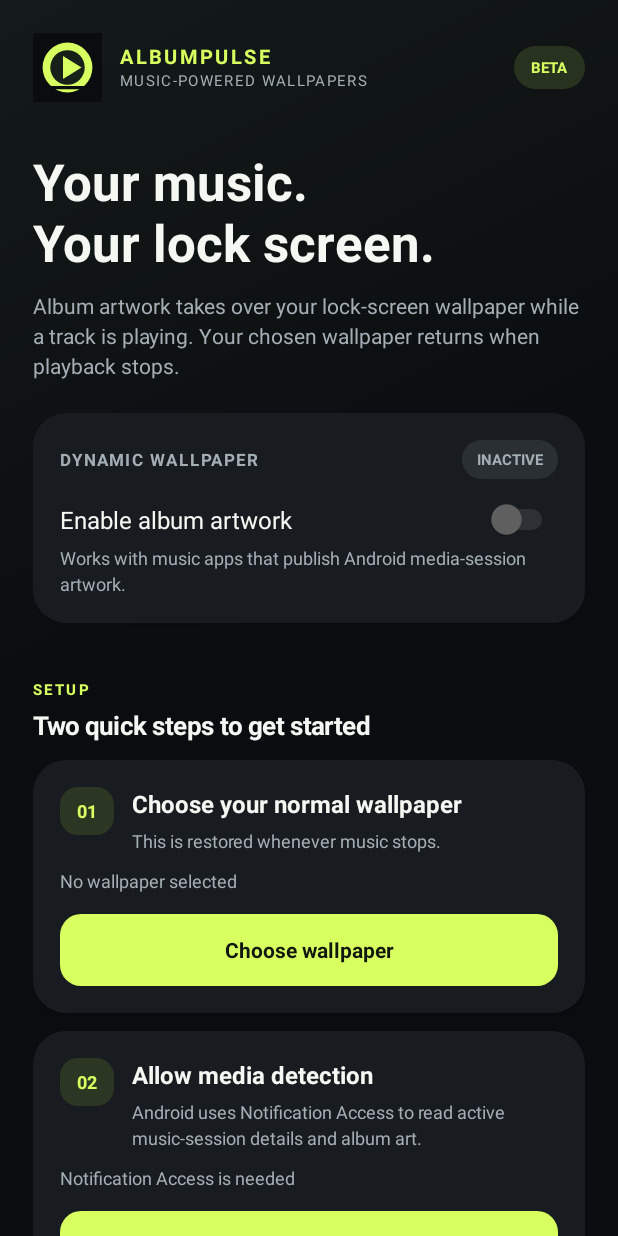
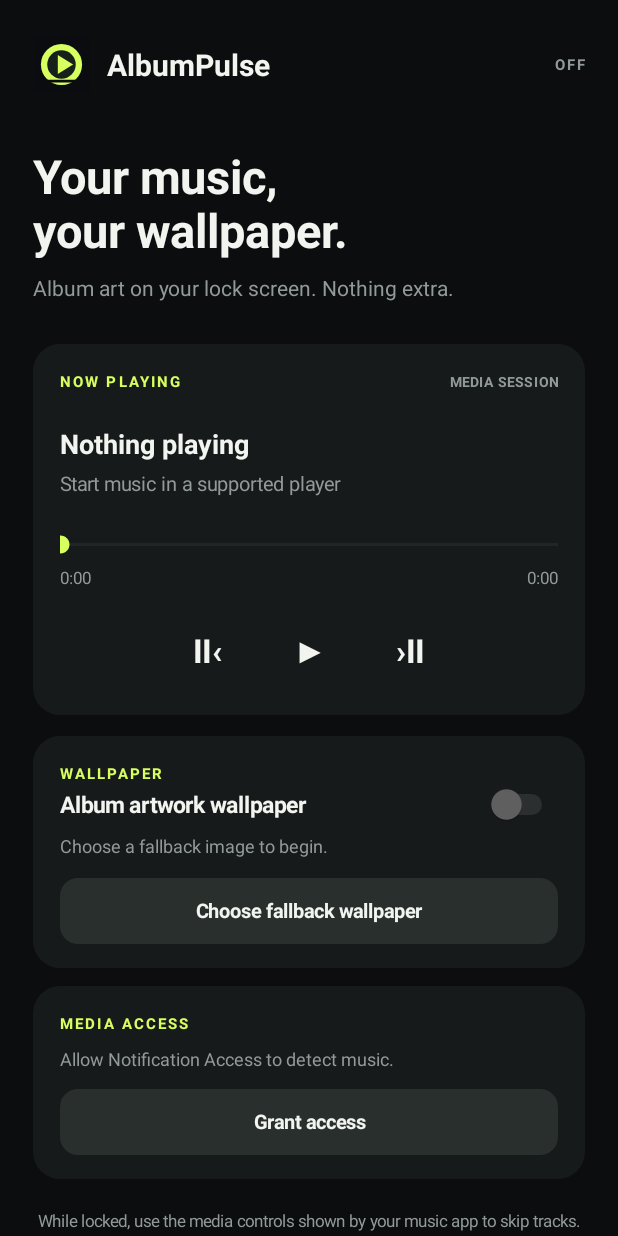
Before and after one commit to Hubby-123/AlbumPulse, an Android app: the screen it shows after launch (MainActivity), on a phone screen of 412 x 824 dp. Run offline under Robolectric (Android 15) with nearby library versions, the phone set to English and light mode, and no system bars; 3 statements that could not run were skipped.

Commit message:
Add minimalist player controls and live playback progress

```diff
--- a/app/src/main/java/com/example/albumpulse/MainActivity.java
+++ b/app/src/main/java/com/example/albumpulse/MainActivity.java
@@ -2,210 +2,112 @@ package com.example.albumpulse;
 
 import android.app.Activity;
 import android.content.*;
-import android.graphics.Color;
+import android.content.res.ColorStateList;
 import android.graphics.Typeface;
 import android.graphics.drawable.GradientDrawable;
+import android.media.MediaMetadata;
+import android.media.session.*;
 import android.net.Uri;
-import android.os.Bundle;
+import android.os.*;
 import android.provider.Settings;
 import android.view.Gravity;
-import android.view.View;
 import android.widget.*;
+import java.util.List;
 
 public class MainActivity extends Activity {
     static final String PREFS="album_pulse_settings", FALLBACK="fallback_uri", ENABLED="dynamic_enabled";
+    private final int bg=0xFF0B0D0E, panel=0xFF171A1B, accent=0xFFD7FF5F, muted=0xFF929A99, white=0xFFF2F4EF;
+    private static final int PICK=410;
     private Switch toggle;
-    private TextView accessStatus, wallpaperStatus, modeStatus;
-    private Button accessButton;
-    private static final int PICK=410;
-    private final int bg=0xFF0A0C0F, surface=0xFF181C20, accent=0xFFD7FF5F, muted=0xFFA4AEB5, white=0xFFF5F7F2;
+    private TextView permissionText,wallpaperText,trackTitle,trackArtist,elapsedText,durationText,playButton,modeText;
+    private SeekBar progress;
+    private Button permissionButton;
+    private MediaSessionManager sessions;
+    private MediaController controller;
+    private MediaController.Callback callback;
+    private boolean dragging=false;
+    private final Handler handler=new Handler(Looper.getMainLooper());
+    private final Runnable ticker=new Runnable(){public void run(){updateProgress();handler.postDelayed(this,500);}};
 
-    @Override public void onCreate(Bundle b) {
-        super.onCreate(b);
-        getWindow().setStatusBarColor(bg);
-        getWindow().setNavigationBarColor(bg);
-        buildInterface();
-        refresh();
+    @Override public void onCreate(Bundle b){
+        super.onCreate(b);getWindow().setStatusBarColor(bg);getWindow().setNavigationBarColor(bg);
+        sessions=(MediaSessionManager)getSystemService(MEDIA_SESSION_SERVICE);buildUi();
     }
+    private void buildUi(){
+        ScrollView scroll=new ScrollView(this);scroll.setFillViewport(true);scroll.setBackgroundColor(bg);
+        LinearLayout root=new LinearLayout(this);root.setOrientation(1);root.setPadding(dp(22),dp(24),dp(22),dp(28));scroll.addView(root);
+        LinearLayout top=new LinearLayout(this);top.setGravity(Gravity.CENTER_VERTICAL);
+        ImageView logo=new ImageView(this);logo.setImageResource(R.drawable.ic_album_pulse);top.addView(logo,new LinearLayout.LayoutParams(dp(38),dp(38)));
+        TextView brand=label("AlbumPulse",20,white,Typeface.BOLD);LinearLayout.LayoutParams bp=new LinearLayout.LayoutParams(0,-2,1);bp.leftMargin=dp(11);top.addView(brand,bp);
+        modeText=label("OFF",10,muted,Typeface.BOLD);modeText.setLetterSpacing(.12f);top.addView(modeText);root.addView(top);
+        TextView headline=label("Your music,\nyour wallpaper.",31,white,Typeface.BOLD);LinearLayout.LayoutParams hp=new LinearLayout.LayoutParams(-1,-2);hp.topMargin=dp(34);root.addView(headline,hp);
+        TextView sub=label("Album art on your lock screen. Nothing extra.",14,muted,Typeface.NORMAL);LinearLayout.LayoutParams sp=new LinearLayout.LayoutParams(-1,-2);sp.topMargin=dp(8);root.addView(sub,sp);
 
-    private void buildInterface() {
-        ScrollView scroll=new ScrollView(this);
-        scroll.setFillViewport(true);
-        scroll.setBackground(new GradientDrawable(GradientDrawable.Orientation.TL_BR,new int[]{0xFF141A19,bg,bg}));
-        LinearLayout root=new LinearLayout(this);
-        root.setOrientation(LinearLayout.VERTICAL);
-        root.setPadding(dp(22),dp(22),dp(22),dp(30));
-        scroll.addView(root);
+        LinearLayout player=panel();LinearLayout ph=new LinearLayout(this);ph.setGravity(Gravity.CENTER_VERTICAL);
+        TextView now=label("NOW PLAYING",10,accent,Typeface.BOLD);now.setLetterSpacing(.14f);ph.addView(now,new LinearLayout.LayoutParams(0,-2,1));
+        TextView source=label("MEDIA SESSION",9,muted,Typeface.BOLD);source.setLetterSpacing(.08f);ph.addView(source);player.addView(ph);
+        trackTitle=label("Nothing playing",18,white,Typeface.BOLD);LinearLayout.LayoutParams tp=new LinearLayout.LayoutParams(-1,-2);tp.topMargin=dp(22);player.addView(trackTitle,tp);
+        trackArtist=label("Start music in a supported player",13,muted,Typeface.NORMAL);LinearLayout.LayoutParams ap=new LinearLayout.LayoutParams(-1,-2);ap.topMargin=dp(5);player.addView(trackArtist,ap);
+        progress=new SeekBar(this);progress.setMax(1000);progress.setPadding(0,0,0,0);
+        progress.setProgressTintList(ColorStateList.valueOf(accent));progress.setProgressBackgroundTintList(ColorStateList.valueOf(0xFF3A403E));progress.setThumbTintList(ColorStateList.valueOf(accent));
+        LinearLayout.LayoutParams pp=new LinearLayout.LayoutParams(-1,dp(28));pp.topMargin=dp(18);player.addView(progress,pp);
+        progress.setOnSeekBarChangeListener(new SeekBar.OnSeekBarChangeListener(){
+            public void onProgressChanged(SeekBar s,int v,boolean u){}
+            public void onStartTrackingTouch(SeekBar s){dragging=true;}
+            public void onStopTrackingTouch(SeekBar s){dragging=false;if(controller!=null){long d=duration();if(d>0)controller.getTransportControls().seekTo(d*s.getProgress()/1000);}}
+        });
+        LinearLayout times=new LinearLayout(this);times.setGravity(Gravity.CENTER_VERTICAL);
+        elapsedText=label("0:00",11,muted,Typeface.NORMAL);durationText=label("0:00",11,muted,Typeface.NORMAL);
+        times.addView(elapsedText,new LinearLayout.LayoutParams(0,-2,1));times.addView(durationText);player.addView(times);
+        LinearLayout controls=new LinearLayout(this);controls.setGravity(Gravity.CENTER);controls.setPadding(0,dp(14),0,0);
+        controls.addView(control("Ⅱ‹",()->{if(controller!=null)controller.getTransportControls().skipToPrevious();}));
+        playButton=control("▶",()->togglePlayback());LinearLayout.LayoutParams playp=new LinearLayout.LayoutParams(dp(64),dp(54));playp.leftMargin=dp(26);playp.rightMargin=dp(26);controls.addView(playButton,playp);
+        controls.addView(control("›Ⅱ",()->{if(controller!=null)controller.getTransportControls().skipToNext();}));player.addView(controls);
+        LinearLayout.LayoutParams plp=new LinearLayout.LayoutParams(-1,-2);plp.topMargin=dp(28);root.addView(player,plp);
 
-        LinearLayout brand=new LinearLayout(this);
-        brand.setGravity(Gravity.CENTER_VERTICAL);
-        ImageView logo=new ImageView(this);
-        logo.setImageResource(R.drawable.ic_album_pulse);
-        brand.addView(logo,new LinearLayout.LayoutParams(dp(46),dp(46)));
-        LinearLayout brandText=new LinearLayout(this);
-        brandText.setOrientation(LinearLayout.VERTICAL);
-        brandText.setPadding(dp(12),0,0,0);
-        TextView name=txt("ALBUMPULSE",13,accent,Typeface.BOLD); name.setLetterSpacing(.16f);
-        brandText.addView(name);
-        TextView tagline=txt("MUSIC-POWERED WALLPAPERS",10,muted,Typeface.NORMAL); tagline.setLetterSpacing(.09f);
-        brandText.addView(tagline);
-        brand.addView(brandText,new LinearLayout.LayoutParams(0,-2,1));
-        TextView beta=txt("BETA",10,accent,Typeface.BOLD);
-        beta.setPadding(dp(11),dp(7),dp(11),dp(7)); beta.setBackground(shape(0xFF27331F,18));
-        brand.addView(beta); root.addView(brand);
+        LinearLayout settings=panel();TextView st=label("WALLPAPER",10,accent,Typeface.BOLD);st.setLetterSpacing(.14f);settings.addView(st);
+        LinearLayout tr=new LinearLayout(this);tr.setGravity(Gravity.CENTER_VERTICAL);tr.addView(label("Album artwork wallpaper",15,white,Typeface.BOLD),new LinearLayout.LayoutParams(0,-2,1));
+        toggle=new Switch(this);toggle.setButtonTintList(ColorStateList.valueOf(accent));tr.addView(toggle);settings.addView(tr);toggle.setOnCheckedChangeListener((v,on)->setEnabled(on));
+        wallpaperText=label("Choose a fallback image to begin.",12,muted,Typeface.NORMAL);LinearLayout.LayoutParams wtp=new LinearLayout.LayoutParams(-1,-2);wtp.topMargin=dp(5);settings.addView(wallpaperText,wtp);
+        Button choose=actionButton("Choose fallback wallpaper");LinearLayout.LayoutParams cp=new LinearLayout.LayoutParams(-1,dp(44));cp.topMargin=dp(13);settings.addView(choose,cp);choose.setOnClickListener(v->chooseWallpaper());
+        LinearLayout.LayoutParams setp=new LinearLayout.LayoutParams(-1,-2);setp.topMargin=dp(14);root.addView(settings,setp);
 
-        TextView hero=txt("Your music.\nYour lock screen.",34,white,Typeface.BOLD);
-        hero.setLineSpacing(dp(1),1f);
-        LinearLayout.LayoutParams hp=new LinearLayout.LayoutParams(-1,-2); hp.topMargin=dp(30);
-        root.addView(hero,hp);
-        TextView intro=txt("Album artwork takes over your lock-screen wallpaper while a track is playing. Your chosen wallpaper returns when playback stops.",14,muted,Typeface.NORMAL);
-        intro.setLineSpacing(dp(4),1f);
-        LinearLayout.LayoutParams ip=new LinearLayout.LayoutParams(-1,-2); ip.topMargin=dp(10); ip.bottomMargin=dp(22);
-        root.addView(intro,ip);
-
-        LinearLayout mode=card();
-        LinearLayout row=new LinearLayout(this); row.setGravity(Gravity.CENTER_VERTICAL);
-        TextView label=txt("DYNAMIC WALLPAPER",11,muted,Typeface.BOLD); label.setLetterSpacing(.12f);
-        row.addView(label,new LinearLayout.LayoutParams(0,-2,1));
-        modeStatus=txt("INACTIVE",10,muted,Typeface.BOLD);
-        modeStatus.setPadding(dp(10),dp(6),dp(10),dp(6)); modeStatus.setBackground(shape(0xFF2A2F33,30));
-        row.addView(modeStatus); mode.addView(row);
-        toggle=new Switch(this); toggle.setText("Enable album artwork"); toggle.setTextColor(white); toggle.setTextSize(16);
-        toggle.setPadding(0,dp(16),0,dp(6));
-        toggle.setButtonTintList(android.content.res.ColorStateList.valueOf(accent));
-        toggle.setOnCheckedChangeListener((v,on)->setEnabled(on)); mode.addView(toggle);
-        TextView hint=txt("Works with music apps that publish Android media-session artwork.",12,muted,Typeface.NORMAL);
-        hint.setLineSpacing(dp(3),1f); mode.addView(hint); root.addView(mode);
-
-        section(root,"SETUP","Two quick steps to get started");
-        LinearLayout wallpaper=card();
-        step(wallpaper,"01","Choose your normal wallpaper","This is restored whenever music stops.");
-        wallpaperStatus=txt("No wallpaper selected",12,muted,Typeface.NORMAL);
-        LinearLayout.LayoutParams wsp=new LinearLayout.LayoutParams(-1,-2); wsp.topMargin=dp(10);
-        wallpaper.addView(wallpaperStatus,wsp);
-        Button choose=button("Choose wallpaper"); choose.setOnClickListener(v->chooseWallpaper());
-        LinearLayout.LayoutParams cp=new LinearLayout.LayoutParams(-1,dp(48)); cp.topMargin=dp(14);
-        wallpaper.addView(choose,cp); root.addView(wallpaper);
-
-        LinearLayout permission=card();
-        step(permission,"02","Allow media detection","Android uses Notification Access to read active music-session details and album art.");
-        accessStatus=txt("Permission not enabled",12,muted,Typeface.NORMAL);
-        LinearLayout.LayoutParams asp=new LinearLayout.LayoutParams(-1,-2); asp.topMargin=dp(10);
-        permission.addView(accessStatus,asp);
-        accessButton=button("Open access settings");
-        accessButton.setOnClickListener(v->startActivity(new Intent(Settings.ACTION_NOTIFICATION_LISTENER_SETTINGS)));
-        LinearLayout.LayoutParams ap=new LinearLayout.LayoutParams(-1,dp(48)); ap.topMargin=dp(14);
-        permission.addView(accessButton,ap); root.addView(permission);
-
-        section(root,"GOOD TO KNOW","A couple of Android-specific details");
-        LinearLayout info=card();
-        info(info,"LOCK-SCREEN NOTIFICATIONS","Android controls whether notifications from other apps appear on the lock screen. AlbumPulse won't dismiss them or change their settings.");
-        View line=new View(this); line.setBackgroundColor(0xFF343B3E);
-        LinearLayout.LayoutParams linep=new LinearLayout.LayoutParams(-1,dp(1)); linep.topMargin=dp(15); linep.bottomMargin=dp(15);
-        info.addView(line,linep);
-        info(info,"SUPPORTED PLAYBACK","Spotify, YouTube Music and other players can work when they expose album art through Android media sessions.");
-        root.addView(info);
-        TextView footer=txt("MADE FOR THE MOMENT BETWEEN PLAY AND PAUSE",9,0xFF6F7B7F,Typeface.BOLD);
-        footer.setGravity(Gravity.CENTER); footer.setLetterSpacing(.08f);
-        LinearLayout.LayoutParams fp=new LinearLayout.LayoutParams(-1,-2); fp.topMargin=dp(26);
-        root.addView(footer,fp);
-        setContentView(scroll);
+        LinearLayout access=panel();TextView at=label("MEDIA ACCESS",10,accent,Typeface.BOLD);at.setLetterSpacing(.14f);access.addView(at);
+        permissionText=label("Notification access is required to detect playback.",12,muted,Typeface.NORMAL);LinearLayout.LayoutParams apt=new LinearLayout.LayoutParams(-1,-2);apt.topMargin=dp(8);access.addView(permissionText,apt);
+        permissionButton=actionButton("Open access settings");LinearLayout.LayoutParams abp=new LinearLayout.LayoutParams(-1,dp(44));abp.topMargin=dp(12);access.addView(permissionButton,abp);
+        permissionButton.setOnClickListener(v->startActivity(new Intent(Settings.ACTION_NOTIFICATION_LISTENER_SETTINGS)));
+        LinearLayout.LayoutParams acp=new LinearLayout.LayoutParams(-1,-2);acp.topMargin=dp(12);root.addView(access,acp);
+        TextView foot=label("While locked, use the media controls shown by your music app to skip tracks.",11,muted,Typeface.NORMAL);foot.setGravity(Gravity.CENTER);
+        LinearLayout.LayoutParams fp=new LinearLayout.LayoutParams(-1,-2);fp.topMargin=dp(20);root.addView(foot,fp);setContentView(scroll);refreshSettings();
     }
-
-    private void section(LinearLayout root,String title,String subtitle) {
-        TextView h=txt(title,10,accent,Typeface.BOLD); h.setLetterSpacing(.16f);
-        LinearLayout.LayoutParams hp=new LinearLayout.LayoutParams(-1,-2); hp.topMargin=dp(25); root.addView(h,hp);
-        TextView s=txt(subtitle,17,white,Typeface.BOLD);
-        LinearLayout.LayoutParams sp=new LinearLayout.LayoutParams(-1,-2); sp.topMargin=dp(5); sp.bottomMargin=dp(12); root.addView(s,sp);
-    }
-
-    private LinearLayout card() {
-        LinearLayout box=new LinearLayout(this); box.setOrientation(LinearLayout.VERTICAL);
-        box.setPadding(dp(18),dp(18),dp(18),dp(18)); box.setBackground(shape(surface,22)); box.setElevation(dp(2));
-        LinearLayout.LayoutParams p=new LinearLayout.LayoutParams(-1,-2); p.bottomMargin=dp(12); box.setLayoutParams(p);
-        return box;
-    }
-
-    private void step(LinearLayout box,String number,String title,String detail) {
-        LinearLayout row=new LinearLayout(this); row.setGravity(Gravity.TOP);
-        TextView n=txt(number,12,accent,Typeface.BOLD); n.setGravity(Gravity.CENTER); n.setBackground(shape(0xFF2B3723,12));
-        row.addView(n,new LinearLayout.LayoutParams(dp(36),dp(32)));
-        LinearLayout copy=new LinearLayout(this); copy.setOrientation(LinearLayout.VERTICAL); copy.setPadding(dp(12),0,0,0);
-        copy.addView(txt(title,16,white,Typeface.BOLD));
-        TextView d=txt(detail,12,muted,Typeface.NORMAL); d.setLineSpacing(dp(3),1f);
-        LinearLayout.LayoutParams p=new LinearLayout.LayoutParams(-1,-2); p.topMargin=dp(5); copy.addView(d,p);
-        row.addView(copy,new LinearLayout.LayoutParams(0,-2,1)); box.addView(row);
-    }
-
-    private void info(LinearLayout box,String title,String body) {
-        TextView h=txt(title,10,accent,Typeface.BOLD); h.setLetterSpacing(.1f); box.addView(h);
-        TextView d=txt(body,12,muted,Typeface.NORMAL); d.setLineSpacing(dp(4),1f);
-        LinearLayout.LayoutParams p=new LinearLayout.LayoutParams(-1,-2); p.topMargin=dp(6); box.addView(d,p);
-    }
-
-    private Button button(String label) {
-        Button b=new Button(this); b.setText(label); b.setAllCaps(false); b.setTextColor(0xFF11160F);
-        b.setTextSize(14); b.setTypeface(Typeface.DEFAULT,Typeface.BOLD); b.setBackground(shape(accent,14));
-        b.setPadding(dp(12),0,dp(12),0); b.setStateListAnimator(null); return b;
-    }
-
-    private TextView txt(String value,float size,int color,int style) {
-        TextView t=new TextView(this); t.setText(value); t.setTextSize(size); t.setTextColor(color);
-        t.setTypeface(Typeface.DEFAULT,style); return t;
-    }
-
-    private GradientDrawable shape(int color,float radius) {
-        GradientDrawable d=new GradientDrawable(); d.setColor(color); d.setCornerRadius(dp(radius)); return d;
-    }
-
-    private int dp(float value) { return (int)(value*getResources().getDisplayMetrics().density+.5f); }
-
-    private void chooseWallpaper() {
-        Intent i=new Intent(Intent.ACTION_OPEN_DOCUMENT); i.addCategory(Intent.CATEGORY_OPENABLE); i.setType("image/*");
-        i.addFlags(Intent.FLAG_GRANT_READ_URI_PERMISSION|Intent.FLAG_GRANT_PERSISTABLE_URI_PERMISSION);
-        startActivityForResult(i,PICK);
-    }
-
-    @Override protected void onResume() { super.onResume(); refresh(); }
-
-    private void refresh() {
-        String enabled=Settings.Secure.getString(getContentResolver(),"enabled_notification_listeners");
-        boolean access=enabled!=null&&enabled.contains(getPackageName());
-        SharedPreferences p=getSharedPreferences(PREFS,0);
-        String uri=p.getString(FALLBACK,null); boolean on=p.getBoolean(ENABLED,false);
-        accessStatus.setText(access?"Notification Access is connected":"Notification Access is needed");
-        accessStatus.setTextColor(access?accent:muted);
-        wallpaperStatus.setText(uri==null?"No wallpaper selected":"Your normal wallpaper is ready");
-        wallpaperStatus.setTextColor(uri==null?muted:accent);
-        modeStatus.setText(on?"NOW ACTIVE":"INACTIVE"); modeStatus.setTextColor(on?accent:muted);
-        modeStatus.setBackground(shape(on?0xFF2B3723:0xFF2A2F33,30));
-        toggle.setOnCheckedChangeListener(null); toggle.setChecked(on); toggle.setEnabled(access&&uri!=null);
-        toggle.setOnCheckedChangeListener((v,checked)->setEnabled(checked));
-        accessButton.setText(access?"Manage access settings":"Grant Notification Access");
-    }
-
-    @Override protected void onActivityResult(int req,int result,Intent data) {
-        super.onActivityResult(req,result,data);
-        if(req==PICK&&result==RESULT_OK&&data!=null&&data.getData()!=null) {
-            Uri u=data.getData();
-            try {
-                getContentResolver().takePersistableUriPermission(u,Intent.FLAG_GRANT_READ_URI_PERMISSION);
-                getSharedPreferences(PREFS,0).edit().putString(FALLBACK,u.toString()).apply();
-                WallpaperEngine.applyFallback(this);
-            } catch(Exception ignored) {}
-            refresh();
-        }
-    }
-
-    private void setEnabled(boolean on) {
-        SharedPreferences p=getSharedPreferences(PREFS,0);
-        if(on&&p.getString(FALLBACK,null)==null) {
-            Toast.makeText(this,"Choose a normal wallpaper first.",Toast.LENGTH_SHORT).show(); refresh(); return;
-        }
-        p.edit().putBoolean(ENABLED,on).apply();
-        if(!on) { WallpaperEngine.applyFallback(this); p.edit().remove("last_dynamic_key").apply(); }
-        else try { android.service.notification.NotificationListenerService.requestRebind(new ComponentName(this,MusicListenerService.class)); }
-        catch(Exception ignored) {}
-        refresh();
-    }
+    private LinearLayout panel(){LinearLayout b=new LinearLayout(this);b.setOrientation(1);b.setPadding(dp(18),dp(18),dp(18),dp(16));GradientDrawable d=new GradientDrawable();d.setColor(panel);d.setCornerRadius(dp(18));b.setBackground(d);return b;}
+    private TextView label(String s,float size,int color,int style){TextView t=new TextView(this);t.setText(s);t.setTextSize(size);t.setTextColor(color);t.setTypeface(Typeface.DEFAULT,style);return t;}
+    private TextView control(String glyph,Runnable action){TextView t=label(glyph,22,white,Typeface.BOLD);t.setGravity(Gravity.CENTER);t.setOnClickListener(v->action.run());return t;}
+    private Button actionButton(String s){Button b=new Button(this);b.setText(s);b.setAllCaps(false);b.setTextSize(13);b.setTextColor(white);b.setTypeface(Typeface.DEFAULT,Typeface.BOLD);GradientDrawable d=new GradientDrawable();d.setColor(0xFF292F2D);d.setCornerRadius(dp(12));b.setBackground(d);b.setStateListAnimator(null);return b;}
+    private int dp(float v){return (int)(v*getResources().getDisplayMetrics().density+.5f);}
+    private void chooseWallpaper(){Intent i=new Intent(Intent.ACTION_OPEN_DOCUMENT);i.addCategory(Intent.CATEGORY_OPENABLE);i.setType("image/*");i.addFlags(Intent.FLAG_GRANT_READ_URI_PERMISSION|Intent.FLAG_GRANT_PERSISTABLE_URI_PERMISSION);startActivityForResult(i,PICK);}
+    @Override protected void onResume(){super.onResume();refreshSettings();connectMedia();handler.removeCallbacks(ticker);handler.post(ticker);}
+    @Override protected void onPause(){handler.removeCallbacks(ticker);disconnectMedia();super.onPause();}
+    @Override protected void onActivityResult(int req,int res,Intent data){super.onActivityResult(req,res,data);if(req==PICK&&res==RESULT_OK&&data!=null&&data.getData()!=null){Uri u=data.getData();try{getContentResolver().takePersistableUriPermission(u,Intent.FLAG_GRANT_READ_URI_PERMISSION);getSharedPreferences(PREFS,0).edit().putString(FALLBACK,u.toString()).apply();WallpaperEngine.applyFallback(this);}catch(Exception ignored){}refreshSettings();}}
+    private boolean hasAccess(){String e=Settings.Secure.getString(getContentResolver(),"enabled_notification_listeners");return e!=null&&e.contains(getPackageName());}
+    private void refreshSettings(){if(toggle==null)return;SharedPreferences p=getSharedPreferences(PREFS,0);boolean a=hasAccess(),on=p.getBoolean(ENABLED,false),has=p.getString(FALLBACK,null)!=null;
+        permissionText.setText(a?"Connected":"Allow Notification Access to detect music.");permissionText.setTextColor(a?accent:muted);permissionButton.setText(a?"Manage access":"Grant access");
+        wallpaperText.setText(has?"Fallback wallpaper is set.":"Choose a fallback image to begin.");wallpaperText.setTextColor(has?accent:muted);modeText.setText(on?"ON":"OFF");modeText.setTextColor(on?accent:muted);
+        toggle.setOnCheckedChangeListener(null);toggle.setChecked(on);toggle.setEnabled(a&&has);toggle.setOnCheckedChangeListener((v,c)->setEnabled(c));}
+    private void setEnabled(boolean on){SharedPreferences p=getSharedPreferences(PREFS,0);if(on&&p.getString(FALLBACK,null)==null){Toast.makeText(this,"Choose a fallback wallpaper first.",Toast.LENGTH_SHORT).show();refreshSettings();return;}
+        p.edit().putBoolean(ENABLED,on).apply();if(!on){WallpaperEngine.applyFallback(this);p.edit().remove("last_dynamic_key").apply();}else try{android.service.notification.NotificationListenerService.requestRebind(new ComponentName(this,MusicListenerService.class));}catch(Exception ignored){}refreshSettings();}
+    private void connectMedia(){if(!hasAccess()||sessions==null){showNoTrack();return;}try{List<MediaController> list=sessions.getActiveSessions(new ComponentName(this,MusicListenerService.class));MediaController chosen=null;
+        for(MediaController c:list){PlaybackState s=c.getPlaybackState();if(s!=null&&s.getState()!=PlaybackState.STATE_NONE&&s.getState()!=PlaybackState.STATE_STOPPED){chosen=c;break;}}
+        if(chosen==null&&!list.isEmpty())chosen=list.get(0);if(chosen!=controller){disconnectMedia();controller=chosen;if(controller!=null){callback=new MediaController.Callback(){@Override public void onMetadataChanged(MediaMetadata m){runOnUiThread(()->showTrack());}@Override public void onPlaybackStateChanged(PlaybackState s){runOnUiThread(()->showTrack());}};controller.registerCallback(callback);}}showTrack();
+        }catch(SecurityException e){showNoTrack();}}
+    private void disconnectMedia(){if(controller!=null&&callback!=null)try{controller.unregisterCallback(callback);}catch(Exception ignored){}controller=null;callback=null;}
+    private void showNoTrack(){trackTitle.setText("Nothing playing");trackArtist.setText("Start music in a supported player");playButton.setText("▶");progress.setProgress(0);elapsedText.setText("0:00");durationText.setText("0:00");}
+    private void showTrack(){if(controller==null){showNoTrack();return;}MediaMetadata m=controller.getMetadata();if(m==null){showNoTrack();return;}CharSequence title=m.getText(MediaMetadata.METADATA_KEY_TITLE),artist=m.getText(MediaMetadata.METADATA_KEY_ARTIST);
+        trackTitle.setText(title==null?"Unknown track":title);trackArtist.setText(artist==null?controller.getPackageName():artist);updateProgress();}
+    private long duration(){return controller==null||controller.getMetadata()==null?0:controller.getMetadata().getLong(MediaMetadata.METADATA_KEY_DURATION);}
+    private void updateProgress(){if(controller==null)return;PlaybackState s=controller.getPlaybackState();long d=duration(),pos=s==null?0:Math.max(0,s.getPosition());
+        if(s!=null&&s.getState()==PlaybackState.STATE_PLAYING)pos+=(long)((SystemClock.elapsedRealtime()-s.getLastPositionUpdateTime())*s.getPlaybackSpeed());if(d>0)pos=Math.min(pos,d);
+        if(!dragging)progress.setProgress(d>0?(int)(pos*1000/d):0);elapsedText.setText(format(pos));durationText.setText(format(d));playButton.setText(s!=null&&s.getState()==PlaybackState.STATE_PLAYING?"Ⅱ":"▶");}
+    private String format(long ms){long s=Math.max(0,ms)/1000;return String.format(java.util.Locale.getDefault(),"%d:%02d",s/60,s%60);}
+    private void togglePlayback(){if(controller==null)return;PlaybackState s=controller.getPlaybackState();if(s!=null&&s.getState()==PlaybackState.STATE_PLAYING)controller.getTransportControls().pause();else controller.getTransportControls().play();}
 }
```
